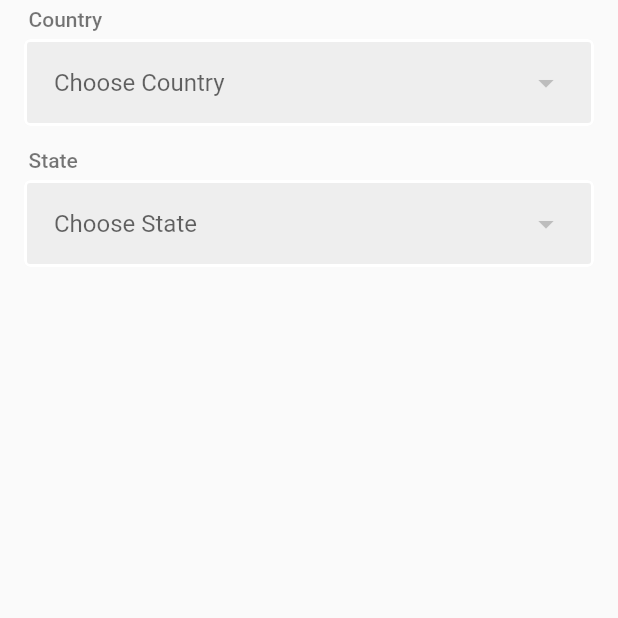
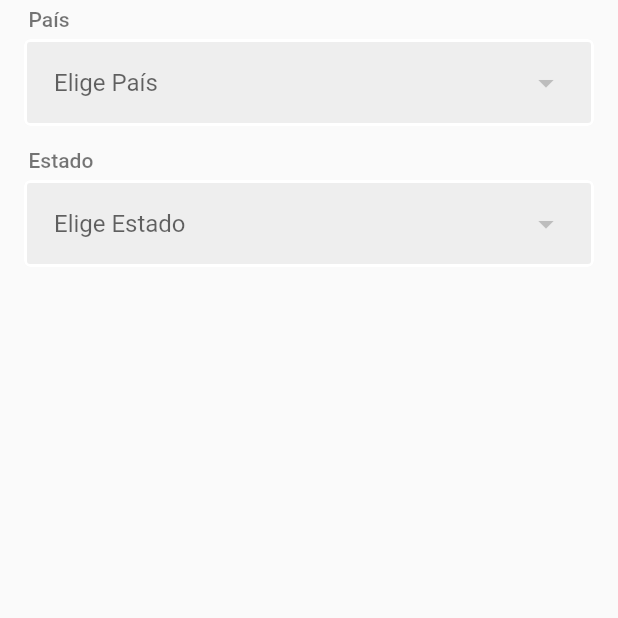
Before and after one commit to iamevansobeng/country_state_picker, a Flutter app: the screen it shows after launch, on a phone screen of 412 x 824 dp, the top half of it. Run offline on Flutter 3.47's test engine with Material 2 defaults, Android fonts, the phone set to English and light mode, and no system bars.

Commit message:
params for hintText for state, country text for message when no state exists texstlyle for hintText for state and country

```diff
--- a/example/lib/main.dart
+++ b/example/lib/main.dart
@@ -31,6 +31,8 @@ class _AddressPickerState extends State<AddressPicker> {
               children: [
                 // IMPLEMENT WIDGET
                 CountryStatePicker(
+                  countryLabel: const Label(title: "País"),
+                  stateLabel: const Label(title: "Estado"),
                   onCountryChanged: (ct) => setState(() {
                     country = ct;
                     state = null;
@@ -38,6 +40,10 @@ class _AddressPickerState extends State<AddressPicker> {
                   onStateChanged: (st) => setState(() {
                     state = st;
                   }),
+                  // A little Spanish hint
+                  countryHintText: "Elige País",
+                  stateHintText: "Elige Estado",
+                  noStateFoundText: "Ningún Estado",
                 ),
                 const SizedBox(height: 50),
                 if (country != null)
@@ -45,7 +51,7 @@ class _AddressPickerState extends State<AddressPicker> {
                       style: const TextStyle(fontSize: 18)),
                 const SizedBox(height: 40),
                 if (state != null)
-                  Text("Country = $state", style: const TextStyle(fontSize: 18))
+                  Text("State = $state", style: const TextStyle(fontSize: 18))
               ],
             ),
           ),
--- a/lib/country_state_picker.dart
+++ b/lib/country_state_picker.dart
@@ -73,6 +73,11 @@ class CountryStatePicker extends StatefulWidget {
     this.inputDecoration,
     this.countryLabel,
     this.stateLabel,
+    this.countryHintText,
+    this.stateHintText,
+    this.noStateFoundText,
+    this.countryHintStyle,
+    this.stateHintStyle,
   }) : super(key: key);
 
   final ValueChanged<String> onCountryChanged;
@@ -93,6 +98,13 @@ class CountryStatePicker extends StatefulWidget {
   final Widget? divider;
   final Widget? countryLabel;
   final Widget? stateLabel;
+
+  final String? countryHintText;
+  final String? stateHintText;
+  final String? noStateFoundText;
+
+  final TextStyle? countryHintStyle;
+  final TextStyle? stateHintStyle;
 
   @override
   State<CountryStatePicker> createState() => _CountryStatePickerState();
@@ -115,7 +127,7 @@ class _CountryStatePickerState extends State<CountryStatePicker> {
   // POPULATE STATE WITH COUNTRIES
   Future fetchCountries() async {
     var res = await fetchFile() as List;
-    // ITERATE RESPONSET TO CREATE COUNTRIES AND STATES FOR EACH COUNTRY
+    // ITERATE RESPONSE TO CREATE COUNTRIES AND STATES FOR EACH COUNTRY
     var data = res.map((ct) => Country.fromJson(ct)).toList();
 
     setState(() {
@@ -161,7 +173,10 @@ class _CountryStatePickerState extends State<CountryStatePicker> {
                           ),
                         ],
                       )
-                    : setTextHint('Choose Country'),
+                    : hintText(
+                        widget.countryHintText ?? 'Choose Country',
+                        style: widget.countryHintStyle,
+                      ),
                 dropdownColor: widget.dropdownColor ?? Colors.grey.shade100,
                 elevation: widget.elevation ?? 0,
                 isExpanded: widget.isExpanded ?? true,
@@ -216,6 +231,7 @@ class _CountryStatePickerState extends State<CountryStatePicker> {
         widget.stateLabel ?? const Label(title: "State"),
 
         //STATE PICKER
+
         InputDecorator(
           decoration: widget.inputDecoration ?? _inputDecoration,
           child: DropdownButtonHideUnderline(
@@ -231,7 +247,12 @@ class _CountryStatePickerState extends State<CountryStatePicker> {
                           ),
                         ],
                       )
-                    : setTextHint('Choose State'),
+                    : selectedCountry != null && selectedCountry!.states.isEmpty
+                        ? Text(widget.noStateFoundText ?? "No States Found")
+                        : hintText(
+                            widget.stateHintText ?? 'Choose State',
+                            style: widget.stateHintStyle,
+                          ),
                 dropdownColor: widget.dropdownColor ?? Colors.grey.shade100,
                 elevation: widget.elevation ?? 0,
                 isExpanded: widget.isExpanded ?? true,
@@ -277,6 +298,6 @@ class _CountryStatePickerState extends State<CountryStatePicker> {
 }
 
 // RETURN A TEXT WIDGET
-Widget setTextHint(String text) {
-  return Text(text);
+Text hintText(String text, {TextStyle? style}) {
+  return Text(text, style: style);
 }
```
Also changed, not shown: example/pubspec.lock, 60 other files.
